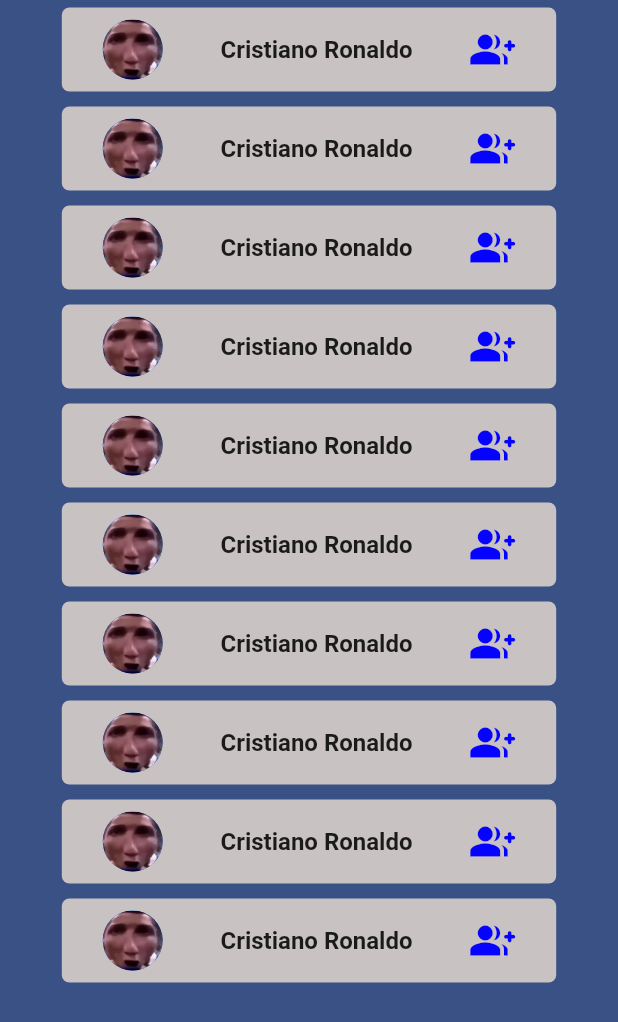
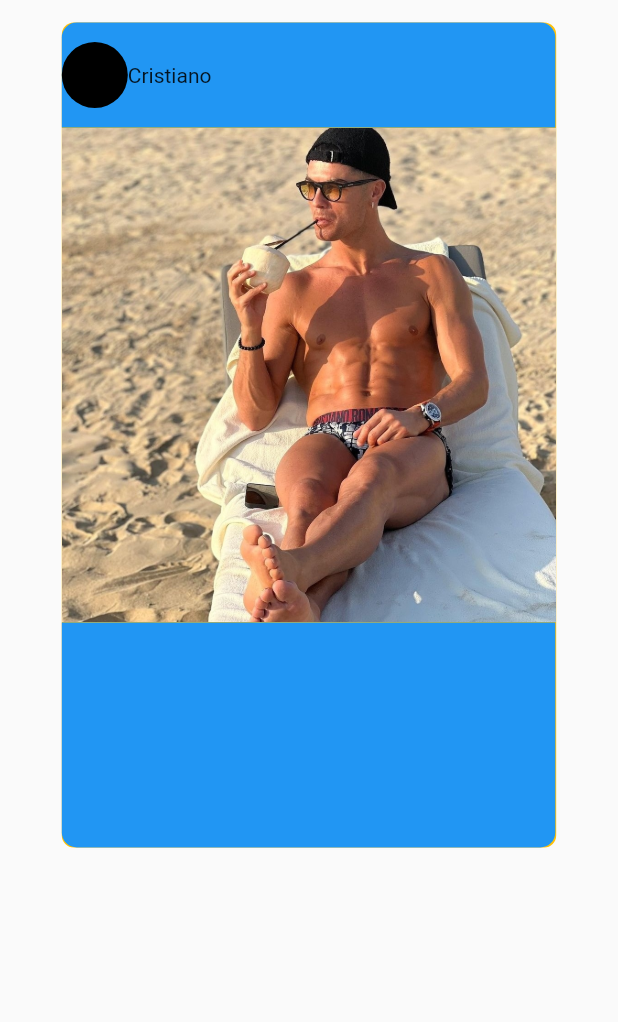
Before and after one commit to guilhermeMilani/clone-facebook, a Flutter app: the PageOne screen opened by its route, after a tap on "Log In", on a phone screen of 412 x 824 dp. Shown: the top 1022 px of the screen. Run offline on Flutter 3.47's test engine with Material 2 defaults, Android fonts, the phone set to English and light mode, and no system bars.

Commit message:
[feat]atualização projeto facebook

```diff
--- a/flutter_application_1/lib/page_one.dart
+++ b/flutter_application_1/lib/page_one.dart
@@ -1,4 +1,5 @@
 import 'package:flutter/material.dart';
+import 'package:flutter_application_1/page_three.dart';
 import 'package:flutter_application_1/page_two.dart';
 
 class PageOne extends StatefulWidget {
@@ -77,7 +78,7 @@ class _PageOneState extends State<PageOne> {
                 child: MaterialButton(
                   onPressed: () {
                     Navigator.of(context).pushNamed(
-                      PageTwo.route,
+                      PageThree.route,
 
                     );
                   },
--- a/flutter_application_1/lib/page_three.dart
+++ b/flutter_application_1/lib/page_three.dart
@@ -1,60 +1,84 @@
-import 'package:auto_size_text/auto_size_text.dart';
 import 'package:flutter/material.dart';
 
-import 'page_one.dart';
+class PageThree extends StatefulWidget {
+  const PageThree({Key? key}) : super(key: key);
+  static const route = "/page-three";
+  @override
+  State<PageThree> createState() => _PageThreeState();
+}
 
-class PageThree extends StatelessWidget {
-  const PageThree({Key? key}) : super(key: key);
-  static const route = '/page-three';
+class _PageThreeState extends State<PageThree> {
   @override
   Widget build(BuildContext context) {
-    final valueMap = ModalRoute.of(context)!.settings.arguments as Map;
-    final fruta = valueMap['frutas'];
     return Scaffold(
-      appBar: AppBar(
-        title: const Text('Page three'),
-      ),
-      body: Center(
-        child: Column(
-          children: [
-            FractionallySizedBox(
-              widthFactor: 0.3,
-              child: ElevatedButton(
-                onPressed: () {
-                  Navigator.of(context).pushNamed(PageOne.route);
-                },
-                child: const Text("Return page one"),
-              ),
-            ),
-            FractionallySizedBox(
-              widthFactor: 0.5,
+      body: ListView(
+        children: [
+          Padding(
+            padding: const EdgeInsets.only(top: 15, bottom: 15),
+            child: FractionallySizedBox(
+              widthFactor: 0.8,
               child: Container(
+                height: 550,
                 decoration: BoxDecoration(
-                  color: Colors.brown,
-                  borderRadius: BorderRadius.circular(5),
+                  borderRadius: BorderRadius.circular(8),
+                  color: Colors.amber,
                 ),
-                child: Row(
-                  mainAxisAlignment: MainAxisAlignment.center,
+                child: Column(
+                  mainAxisAlignment: MainAxisAlignment.spaceBetween,
                   children: [
-                    Expanded(
-                      child: AutoSizeText(
-                        fruta,
-                        style: const TextStyle(
-                          color: Colors.white,
-                          fontSize: 25,
-                          fontWeight: FontWeight.bold,
+                    Row(
+                      //Barra de usuario da publicação
+                      crossAxisAlignment: CrossAxisAlignment.start,
+                      children: [
+                        Container(
+                          height: 70,
+                          width: 329, //arrumar
+                          decoration: const BoxDecoration(
+                            color: Colors.blue,
+                            borderRadius: BorderRadius.only(
+                              topLeft: Radius.circular(10),
+                              topRight: Radius.circular(10),
+                            ),
+                          ),
+                          child: Row(
+                            children: const [
+                              CircleAvatar(
+                                radius: 22,
+                                backgroundColor: Colors.black,
+                              ),
+                              Text("Cristiano")
+                            ],
+                          ),
                         ),
-                        maxLines: 1,
-                        textAlign: TextAlign.center,
-                        minFontSize: 20,
-                      ),
+                      ],
+                    ),
+                    Image.asset(
+                      "images/CR7FEED.jpg",
+                      //fit: BoxFit.cover,
+                    ),
+                    Row(
+                      //Barra de comentarios, like, etc.
+                      crossAxisAlignment: CrossAxisAlignment.end,
+                      children: [
+                        Container(
+                          height: 150,
+                          width: 329, //arrumar
+                          decoration: const BoxDecoration(
+                            color: Colors.blue,
+                            borderRadius: BorderRadius.only(
+                              bottomLeft: Radius.circular(10),
+                              bottomRight: Radius.circular(10),
+                            ),
+                          ),
+                        ),
+                      ],
                     ),
                   ],
                 ),
               ),
-            )
-          ],
-        ),
+            ),
+          ),
+        ],
       ),
     );
   }
--- a/flutter_application_1/lib/page_two.dart
+++ b/flutter_application_1/lib/page_two.dart
@@ -23,7 +23,7 @@ class _PageTwoState extends State<PageTwo> {
       body: SizedBox(
         width: MediaQuery.of(context).size.width,
         child: ListView.builder(
-          itemCount: 10,
+          itemCount: 15,
           itemBuilder: (context, index) {
             return FractionallySizedBox(
               widthFactor: 0.8,
```
Also changed, not shown: flutter_application_1/flutter_application_1/pubspec.lock, flutter_application_1/images/CR7FEED.jpg (added), flutter_application_1/pubspec.lock.
